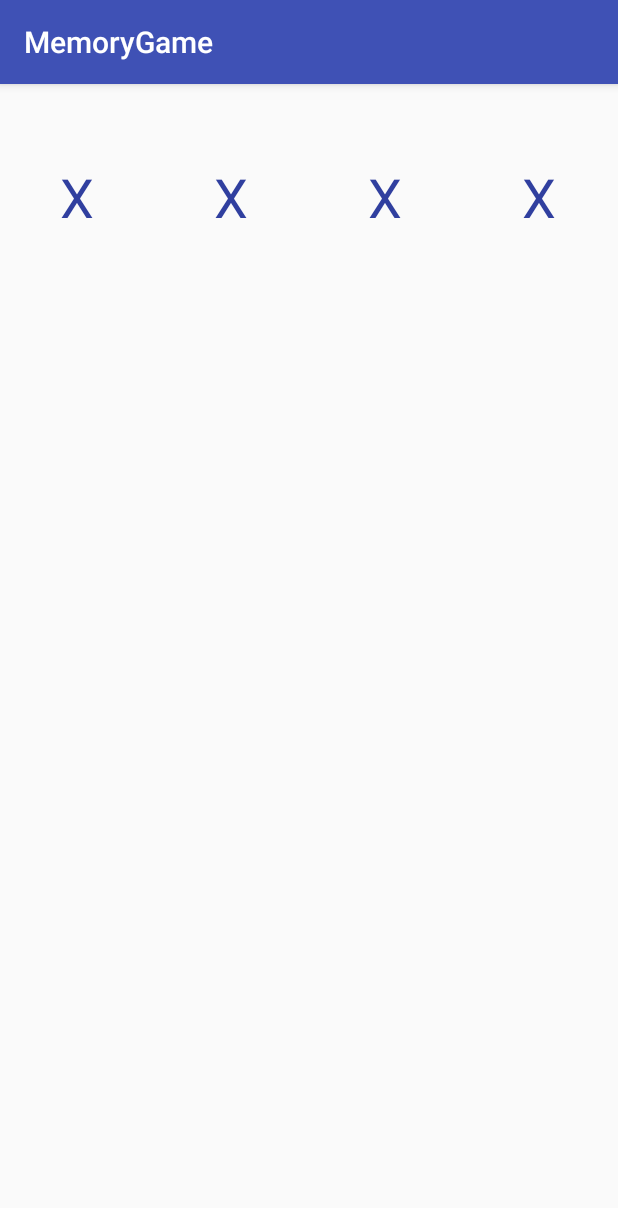
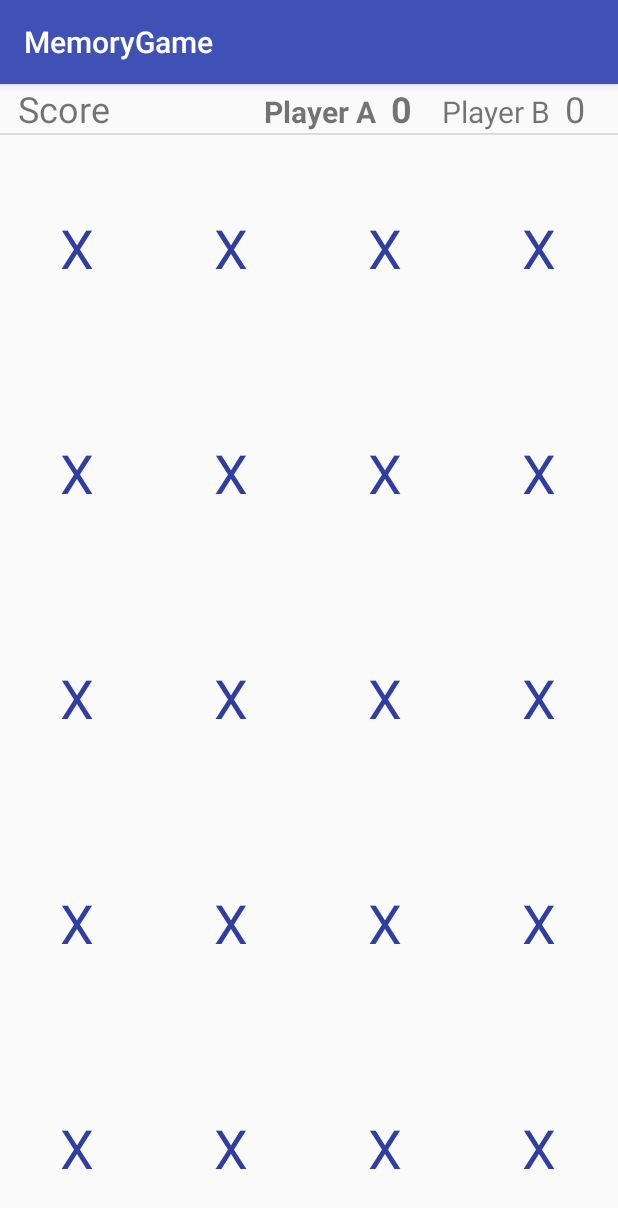
Before and after one commit to miguelteran/MemoryGame, an Android app: the screen it shows after launch (MainActivity), on a phone screen of 412 x 824 dp. Shown: the top 1208 px of the screen. Run offline under Robolectric (Android 15) with nearby library versions, the phone set to English and light mode, and no system bars; libraries missing offline, so code that uses them is left out: com.tekle.oss.

Commit message:
Adding score display - Modified layout for main activity - Fixed bug some grid tiles disappearing

```diff
--- a/app/src/main/java/com/matb/memorygame/ImagesAdapter.java
+++ b/app/src/main/java/com/matb/memorygame/ImagesAdapter.java
@@ -30,9 +30,9 @@ public class ImagesAdapter extends BaseAdapter
         this.disabledImages = new ArrayList<>();
     }
 
-    public void setDisabledImages(List<Integer> disabledImages)
+    public void addDisabledImages(Integer disabledImages)
     {
-        this.disabledImages = disabledImages;
+        this.disabledImages.add(disabledImages);
     }
 
     public void setSelectedPositions(List<Integer> selectedPositions)
@@ -73,15 +73,17 @@ public class ImagesAdapter extends BaseAdapter
             view = convertView;
         }
 
-        Integer imageId = this.imageIds.get(i);
+        int imageId = imageIds.get(i);
 
         if (disabledImages.contains(imageId))
         {
             view.setVisibility(View.GONE);
-            Log.d(LOG_TAG, "invisible "  + i + " imageid " + imageId);
+            Log.d(LOG_TAG, "invisible "  + i);
         }
         else
         {
+            view.setVisibility(View.VISIBLE);
+
             ImageView imageView = view.findViewById(R.id.front);
             imageView.setImageResource(imageId);
 
--- a/app/src/main/java/com/matb/memorygame/MainActivity.java
+++ b/app/src/main/java/com/matb/memorygame/MainActivity.java
@@ -1,5 +1,6 @@
 package com.matb.memorygame;
 
+import android.graphics.Typeface;
 import android.support.v4.app.DialogFragment;
 import android.support.v7.app.AppCompatActivity;
 import android.os.Bundle;
@@ -7,6 +8,7 @@ import android.util.Log;
 import android.view.View;
 import android.widget.AdapterView;
 import android.widget.GridView;
+import android.widget.TextView;
 import android.widget.Toast;
 import android.widget.ViewFlipper;
 
@@ -23,20 +25,22 @@ public class MainActivity extends AppCompatActivity implements VictoryDialog.Vic
     private static final long THREAD_DELAY = 600;
 
     private List<Integer> images;
-    private List<Integer> matchedImages; // to keep track of images that have been matched
     private int playerAScore;
     private int playerBScore;
     private int numFlips;
     private int selectedImage;
     private int selectedPosition;
-    private int matchesToWin = 1;
+    private int matchesToWin = 10;
     private boolean playerATurn;
 
+    private TextView playerAHeaderTV;
+    private TextView playerBHeaderTV;
+    private TextView playerAScoreTV;
+    private TextView playerBScoreTV;
 
     public void initializeGame()
     {
         this.images = ImageAssets.getImages(matchesToWin * 2);
-        this.matchedImages = new ArrayList<>();
         this.playerAScore = 0;
         this.playerBScore = 0;
         this.numFlips = 0;
@@ -51,6 +55,19 @@ public class MainActivity extends AppCompatActivity implements VictoryDialog.Vic
 
         super.onCreate(savedInstanceState);
         setContentView(R.layout.activity_main);
+
+        this.playerAScoreTV = findViewById(R.id.player_A_score);
+        this.playerBScoreTV = findViewById(R.id.player_B_score);
+        this.playerAHeaderTV = findViewById(R.id.player_A_header);
+        this.playerBHeaderTV = findViewById(R.id.player_B_header);
+
+        // Set initial scores in the UI
+        this.playerAScoreTV.setText(String.format("%d", this.playerAScore));
+        this.playerBScoreTV.setText(String.format("%d", this.playerBScore));
+
+        // Make active player name and score bold
+        this.playerAHeaderTV.setTypeface(Typeface.DEFAULT_BOLD);
+        this.playerAScoreTV.setTypeface(Typeface.DEFAULT_BOLD);
 
         final GridView gridView = findViewById(R.id.products_grid);
         gridView.setAdapter(new ImagesAdapter(this.getApplicationContext(), this.images));
@@ -100,21 +117,13 @@ public class MainActivity extends AppCompatActivity implements VictoryDialog.Vic
                         {
                             if (selectedImage == images.get(i)) // there was a match
                             {
-                                if (playerATurn)
-                                {
-                                    playerAScore++;
-                                }
-                                else
-                                {
-                                    playerBScore++;
-                                }
+                                increaseScore();
 
                                 String msg = player + " matched!";
                                 Log.d(LOG_TAG, msg);
-                                Toast.makeText(MainActivity.this, msg, Toast.LENGTH_LONG).show();
+                                Toast.makeText(MainActivity.this, msg, Toast.LENGTH_SHORT).show();
 
-                                matchedImages.add(selectedImage);
-                                ((ImagesAdapter) gridView.getAdapter()).setDisabledImages(matchedImages);
+                                ((ImagesAdapter) gridView.getAdapter()).addDisabledImages(selectedImage);
                             }
                             else
                             {
@@ -163,6 +172,8 @@ public class MainActivity extends AppCompatActivity implements VictoryDialog.Vic
                                         playerATurn = !playerATurn;
                                         selectedPosition = -1;
 
+                                        changeHeadersTypeface();
+
                                         String newPlayer = playerATurn ? getString(R.string.player_A)
                                                 : getString(R.string.player_B);
                                         Log.d(LOG_TAG, "Switching to " + newPlayer);
@@ -184,4 +195,36 @@ public class MainActivity extends AppCompatActivity implements VictoryDialog.Vic
         Log.d(LOG_TAG, "Recreating activity");
         this.recreate();
     }
+
+    private void increaseScore()
+    {
+        if (this.playerATurn)
+        {
+            this.playerAScore++;
+            this.playerAScoreTV.setText(String.format("%d", this.playerAScore));
+        }
+        else
+        {
+            this.playerBScore++;
+            this.playerBScoreTV.setText(String.format("%d", this.playerBScore));
+        }
+    }
+
+    private void changeHeadersTypeface()
+    {
+        if (this.playerATurn)
+        {
+            this.playerAHeaderTV.setTypeface(Typeface.DEFAULT_BOLD);
+            this.playerAScoreTV.setTypeface(Typeface.DEFAULT_BOLD);
+            this.playerBHeaderTV.setTypeface(Typeface.DEFAULT);
+            this.playerBScoreTV.setTypeface(Typeface.DEFAULT);
+        }
+        else
+        {
+            this.playerAHeaderTV.setTypeface(Typeface.DEFAULT);
+            this.playerAScoreTV.setTypeface(Typeface.DEFAULT);
+            this.playerBHeaderTV.setTypeface(Typeface.DEFAULT_BOLD);
+            this.playerBScoreTV.setTypeface(Typeface.DEFAULT_BOLD);
+        }
+    }
 }
--- a/app/src/main/res/layout/activity_main.xml
+++ b/app/src/main/res/layout/activity_main.xml
@@ -2,17 +2,91 @@
 <LinearLayout
     xmlns:android="http://schemas.android.com/apk/res/android"
     xmlns:tools="http://schemas.android.com/tools"
+    android:layout_height="match_parent"
     android:layout_width="match_parent"
-    android:layout_height="match_parent"
-    android:orientation="vertical"
-    tools:context=".MainActivity"
-    tools:layout_editor_absoluteY="25dp">
+    android:orientation="vertical">
 
-    <GridView
-        android:id="@+id/products_grid"
+    <LinearLayout
+        android:id="@+id/score_layout"
+        android:layout_width="match_parent"
+        android:layout_height="wrap_content"
+        android:backgroundTint="@color/colorAccent"
+        android:orientation="horizontal"
+        android:paddingLeft="12dp"
+        android:paddingRight="12dp"
+        tools:context=".MainActivity">
+
+        <TextView
+            android:id="@+id/score_header"
+            android:layout_width="wrap_content"
+            android:layout_height="wrap_content"
+
+            android:text="@string/score"
+            android:textSize="24sp" />
+
+        <LinearLayout
+            android:layout_width="match_parent"
+            android:layout_height="fill_parent"
+            android:gravity="end">
+
+            <TextView
+                android:id="@+id/player_A_header"
+                android:layout_width="wrap_content"
+                android:layout_height="wrap_content"
+                android:text="@string/player_A"
+                android:textSize="20sp" />
+
+            <TextView
+                android:id="@+id/player_A_score"
+                android:layout_width="wrap_content"
+                android:layout_height="wrap_content"
+                android:gravity="center"
+                android:paddingLeft="10dp"
+                android:paddingRight="10dp"
+                android:textSize="24sp"
+                tools:text="0" />
+
+            <TextView
+                android:id="@+id/player_B_header"
+                android:layout_width="wrap_content"
+                android:layout_height="wrap_content"
+                android:paddingStart="10dp"
+                android:text="@string/player_B"
+                android:textSize="20sp" />
+
+            <TextView
+                android:id="@+id/player_B_score"
+                android:layout_width="wrap_content"
+                android:layout_height="wrap_content"
+                android:gravity="center"
+                android:paddingLeft="10dp"
+                android:paddingRight="10dp"
+                android:textSize="24sp"
+                tools:text="0" />
+
+        </LinearLayout>
+
+    </LinearLayout>
+
+    <View
+        android:id="@+id/divider"
+        android:layout_width="match_parent"
+        android:layout_height="1dp"
+        android:background="?android:attr/listDivider" />
+
+    <LinearLayout
         android:layout_width="match_parent"
         android:layout_height="match_parent"
-        android:numColumns="4"
-        android:listSelector="@android:color/transparent"
-    />
+        android:layout_marginBottom="0dp"
+        android:orientation="vertical"
+        tools:context=".MainActivity">
+
+        <GridView
+            android:id="@+id/products_grid"
+            android:layout_width="match_parent"
+            android:layout_height="match_parent"
+            android:listSelector="@android:color/transparent"
+            android:numColumns="4" />
+    </LinearLayout>
+
 </LinearLayout>
--- a/app/src/main/res/values/strings.xml
+++ b/app/src/main/res/values/strings.xml
@@ -1,6 +1,7 @@
 <resources>
     <string name="app_name">MemoryGame</string>
     <string name="new_game_button">New Game</string>
+    <string name="score">Score</string>
     <string name="player_A">Player A</string>
     <string name="player_B">Player B</string>
     <string name="winner_key">winner</string>
```
